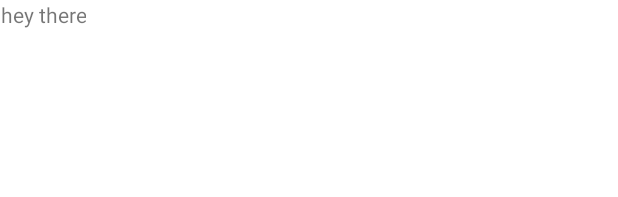
After one commit to nishuranjan95/MovieApp, an Android app: the layout activity_movie_details.xml on its own in the app's theme, with its tools: preview values and no code run, on a phone screen of 412 x 824 dp. The commit adds this screen. Shown: the top 197 px of the screen. Run offline under Robolectric (Android 15) with nearby library versions, the phone set to English and light mode, and no system bars; network calls fail.

Commit message:
movieDetail activity added

```diff
--- a/app/build.gradle
+++ b/app/build.gradle
@@ -1,6 +1,7 @@
 plugins {
     id 'com.android.application'
     id 'org.jetbrains.kotlin.android'
+    id 'kotlin-parcelize'
 }
 
 android {
@@ -33,6 +34,9 @@ android {
     buildFeatures{
         dataBinding true
     }
+    buildFeatures {
+        viewBinding = true
+    }
 
 }
 
--- a/app/src/main/AndroidManifest.xml
+++ b/app/src/main/AndroidManifest.xml
@@ -2,7 +2,7 @@
 <manifest xmlns:android="http://schemas.android.com/apk/res/android"
     xmlns:tools="http://schemas.android.com/tools">
 
-    <uses-permission android:name="android.permission.INTERNET"/>
+    <uses-permission android:name="android.permission.INTERNET" />
 
     <application
         android:allowBackup="true"
@@ -15,6 +15,9 @@
         android:usesCleartextTraffic="true"
         tools:targetApi="31">
         <activity
+            android:name=".MovieDetailsActivity"
+            android:exported="false" />
+        <activity
             android:name=".MainActivity"
             android:exported="true">
             <intent-filter>
--- a/app/src/main/java/com/example/myapplication/interfaces/RetrofitImp.kt
+++ /dev/null
@@ -1,5 +0,0 @@
-package com.example.myapplication.interfaces
-
-interface RetrofitImp {
-
-}
--- /dev/null
+++ b/app/src/main/res/layout/activity_movie_details.xml
@@ -0,0 +1,25 @@
+<?xml version="1.0" encoding="utf-8"?>
+<layout xmlns:android="http://schemas.android.com/apk/res/android"
+    xmlns:app="http://schemas.android.com/apk/res-auto"
+    xmlns:tools="http://schemas.android.com/tools">
+
+    <data>
+
+    </data>
+
+    <androidx.constraintlayout.widget.ConstraintLayout
+        android:layout_width="match_parent"
+        android:layout_height="match_parent"
+        tools:context=".MovieDetailsActivity">
+
+        <TextView
+            android:id="@+id/movieDetail"
+            android:layout_width="wrap_content"
+            android:layout_height="wrap_content"
+            tools:text="hey there"
+            android:gravity="center"
+            app:layout_constraintTop_toTopOf="parent"
+            app:layout_constraintStart_toStartOf="parent"/>
+
+    </androidx.constraintlayout.widget.ConstraintLayout>
+</layout>
--- a/app/src/main/res/layout/singleitem.xml
+++ b/app/src/main/res/layout/singleitem.xml
@@ -4,6 +4,7 @@
 
 
     <androidx.constraintlayout.widget.ConstraintLayout
+        android:id="@+id/singleParent"
         android:layout_width="120dp"
         android:layout_height="wrap_content"
         android:layout_margin="5dp">
```
Also changed, not shown: app/src/main/java/com/example/myapplication/MainActivity.kt (+13 -3 lines), app/src/main/java/com/example/myapplication/MovieDetailsActivity.kt (added, +16 -0 lines), app/src/main/java/com/example/myapplication/adapter/MovieAdapter.kt (+16 -5 lines), app/src/main/java/com/example/myapplication/interfaces/OnMovieItemClick.kt (added, +7 -0 lines), app/src/main/java/com/example/myapplication/models/PopularMovie.kt (+5 -2 lines).
